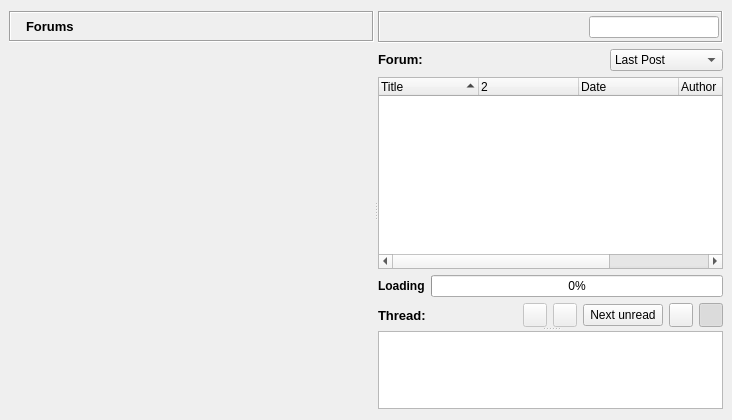
Above: retroshare-gui/src/gui/ForumsDialog.ui from RetroShare/RetroShare before the change. Below: the same form after it.
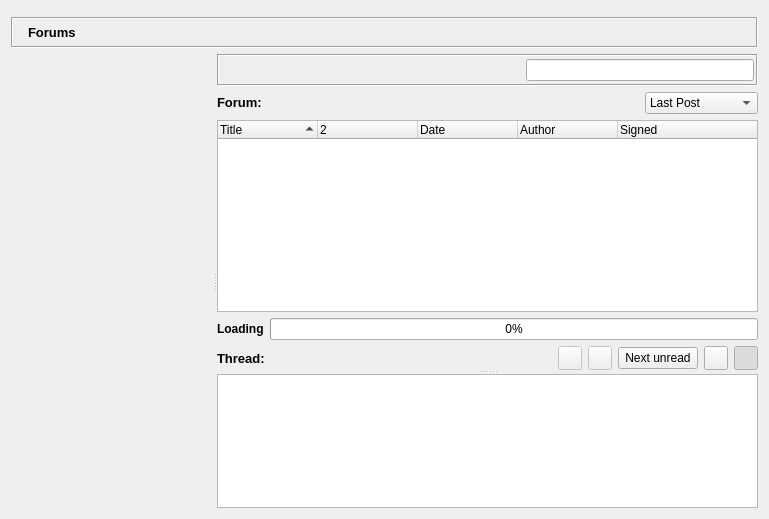
That is the form after the change. Icons and pictures are not drawn. Custom widgets are drawn as their Qt base class.

Commit message: Remorked GUI layout a little bit: - made all pages have a bar with full width - added help button to each of them (needs adding text) - improved help system so that it's easy to register a new help button FriendsDialog still needs some cleaning.

What changed in the file:
```diff
--- a/retroshare-gui/src/gui/ForumsDialog.ui
+++ b/retroshare-gui/src/gui/ForumsDialog.ui
@@ -6,40 +6,19 @@
    <rect>
     <x>0</x>
     <y>0</y>
-    <width>732</width>
-    <height>420</height>
+    <width>769</width>
+    <height>519</height>
    </rect>
   </property>
-  <layout class="QGridLayout">
-   <property name="leftMargin">
-    <number>9</number>
-   </property>
-   <property name="rightMargin">
-    <number>9</number>
-   </property>
-   <item row="0" column="0">
-    <widget class="QSplitter" name="splitter">
+  <layout class="QVBoxLayout" name="verticalLayout">
+   <item>
+    <widget class="QSplitter" name="splitter_2">
      <property name="orientation">
       <enum>Qt::Horizontal</enum>
      </property>
-     <widget class="QFrame" name="frame">
-      <property name="baseSize">
-       <size>
-        <width>300</width>
-        <height>300</height>
-       </size>
-      </property>
-      <property name="frameShape">
-       <enum>QFrame::NoFrame</enum>
-      </property>
-      <layout class="QGridLayout">
-       <property name="margin">
-        <number>0</number>
-       </property>
-       <property name="spacing">
-        <number>0</number>
-       </property>
-       <item row="0" column="0">
+    </widget>
+   </item>
+   <item>
         <widget class="QFrame" name="titleBarFrame">
          <property name="frameShape">
           <enum>QFrame::Box</enum>
@@ -146,10 +125,37 @@
             </property>
            </widget>
           </item>
+      <item>
+       <widget class="QPushButton" name="helpButton">
+        <property name="sizePolicy">
+         <sizepolicy hsizetype="Maximum" vsizetype="Fixed">
+          <horstretch>0</horstretch>
+          <verstretch>0</verstretch>
+         </sizepolicy>
+        </property>
+        <property name="text">
+         <string/>
+        </property>
+        <property name="icon">
+         <iconset resource="images.qrc">
+          <normaloff>:/images/64px_help.png</normaloff>:/images/64px_help.png</iconset>
+        </property>
+        <property name="checkable">
+         <bool>true</bool>
+        </property>
+        <property name="flat">
+         <bool>true</bool>
+        </property>
+       </widget>
+      </item>
          </layout>
         </widget>
        </item>
-       <item row="1" column="0">
+   <item>
+    <widget class="QSplitter" name="splitter">
+     <property name="orientation">
+      <enum>Qt::Horizontal</enum>
+     </property>
         <widget class="GroupTreeWidget" name="forumTreeWidget" native="true">
          <property name="sizePolicy">
           <sizepolicy hsizetype="Preferred" vsizetype="Expanding">
@@ -158,9 +164,6 @@
           </sizepolicy>
          </property>
         </widget>
-       </item>
-      </layout>
-     </widget>
      <widget class="QSplitter" name="threadSplitter">
       <property name="orientation">
        <enum>Qt::Vertical</enum>
@@ -618,16 +621,16 @@
   </action>
  </widget>
  <customwidgets>
+  <customwidget>
+   <class>LineEditClear</class>
+   <extends>QLineEdit</extends>
+   <header>gui/common/LineEditClear.h</header>
+  </customwidget>
   <customwidget>
    <class>LinkTextBrowser</class>
    <extends>QTextBrowser</extends>
    <header>gui/common/LinkTextBrowser.h</header>
   </customwidget>
-  <customwidget>
-   <class>LineEditClear</class>
-   <extends>QLineEdit</extends>
-   <header location="global">gui/common/LineEditClear.h</header>
-  </customwidget>
   <customwidget>
    <class>GroupTreeWidget</class>
    <extends>QWidget</extends>
```
Left out of the diff: 5 changed lines with no effect on the pictures. Lines whose indentation alone changed are shown as unchanged. The commit also changes 12 other files.
